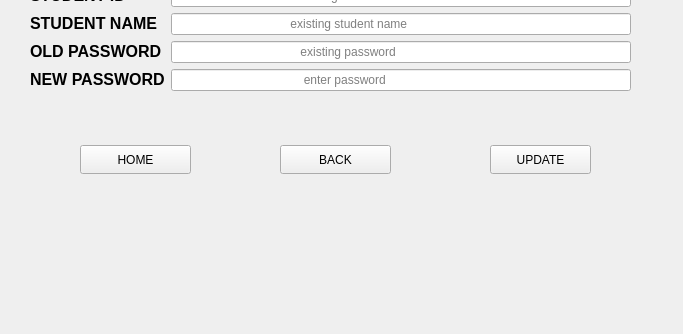
This is adminstudent_edit.ui in Shasank12345/QT_PROJECT as Qt 5 draws it before an edit; both pictures show x 81 to 764 and y 176 to 510 of the 764 by 510 pixel window. The edited form follows.
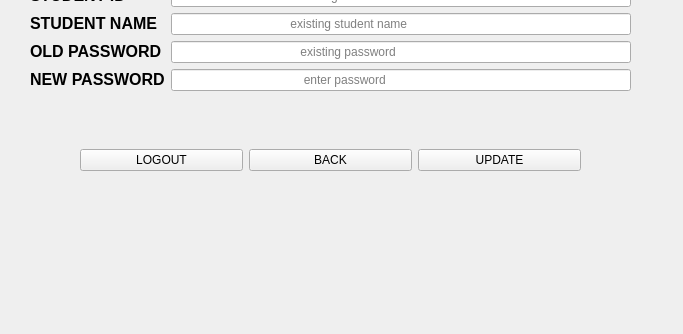
This is the edited form. The open tabs and pages were chosen to show the change. Icons and pictures are not drawn.

Commit message: Routine edit done and other managed

```diff
--- a/adminstudent_edit.ui
+++ b/adminstudent_edit.ui
@@ -1804,53 +1804,47 @@
       </item>
      </layout>
     </widget>
-    <widget class="QPushButton" name="home222">
+    <widget class="QWidget" name="">
      <property name="geometry">
       <rect>
        <x>160</x>
        <y>320</y>
-       <width>111</width>
-       <height>29</height>
+       <width>501</width>
+       <height>31</height>
       </rect>
      </property>
-     <property name="styleSheet">
-      <string notr="true">color: rgb(0, 0, 0);</string>
-     </property>
-     <property name="text">
-      <string>HOME</string>
-     </property>
-    </widget>
-    <widget class="QPushButton" name="back99">
-     <property name="geometry">
-      <rect>
-       <x>360</x>
-       <y>320</y>
-       <width>111</width>
-       <height>29</height>
-      </rect>
-     </property>
-     <property name="styleSheet">
-      <string notr="true">color: rgb(0, 0, 0);</string>
-     </property>
-     <property name="text">
-      <string>BACK</string>
-     </property>
-    </widget>
-    <widget class="QPushButton" name="update100">
-     <property name="geometry">
-      <rect>
-       <x>570</x>
-       <y>320</y>
-       <width>101</width>
-       <height>29</height>
-      </rect>
-     </property>
-     <property name="styleSheet">
-      <string notr="true">color: rgb(0, 0, 0);</string>
-     </property>
-     <property name="text">
-      <string>UPDATE</string>
-     </property>
+     <layout class="QHBoxLayout" name="horizontalLayout_9">
+      <item>
+       <widget class="QPushButton" name="home222">
+        <property name="styleSheet">
+         <string notr="true">color: rgb(0, 0, 0);</string>
+        </property>
+        <property name="text">
+         <string>LOGOUT</string>
+        </property>
+       </widget>
+      </item>
+      <item>
+       <widget class="QPushButton" name="back99">
+        <property name="styleSheet">
+         <string notr="true">color: rgb(0, 0, 0);</string>
+        </property>
+        <property name="text">
+         <string>BACK</string>
+        </property>
+       </widget>
+      </item>
+      <item>
+       <widget class="QPushButton" name="update100">
+        <property name="styleSheet">
+         <string notr="true">color: rgb(0, 0, 0);</string>
+        </property>
+        <property name="text">
+         <string>UPDATE</string>
+        </property>
+       </widget>
+      </item>
+     </layout>
     </widget>
    </widget>
    <widget class="QWidget" name="page_11">
```
Left out of the diff: 234 changed lines with no effect on the pictures. The commit also changes 8 other files.
